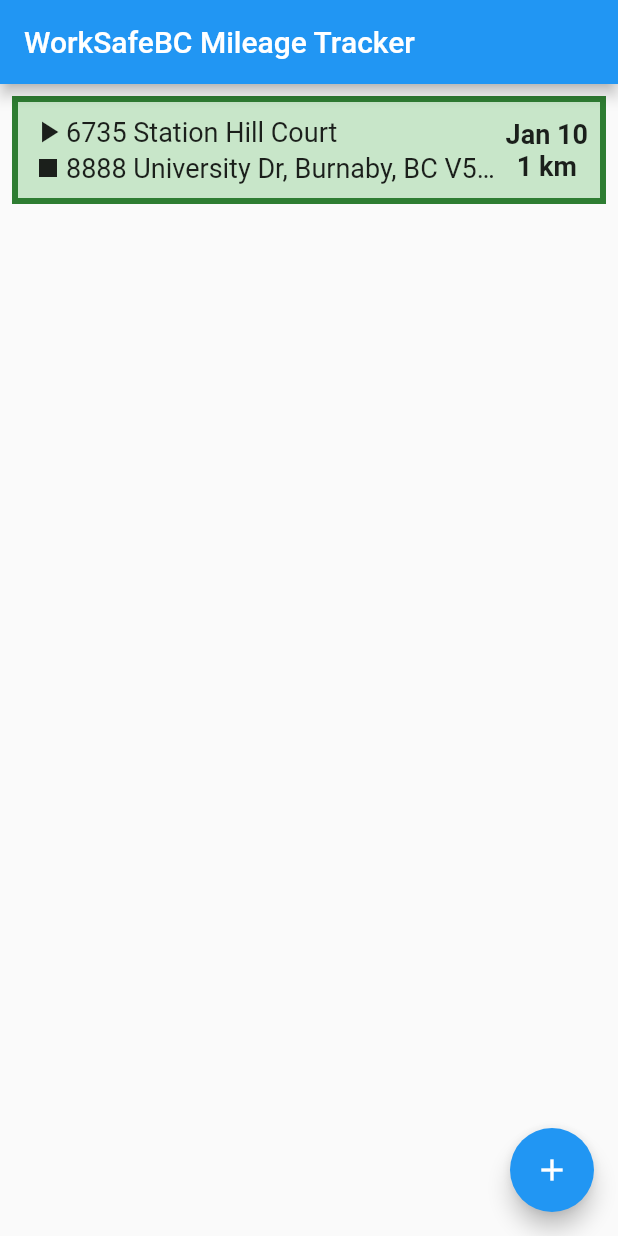
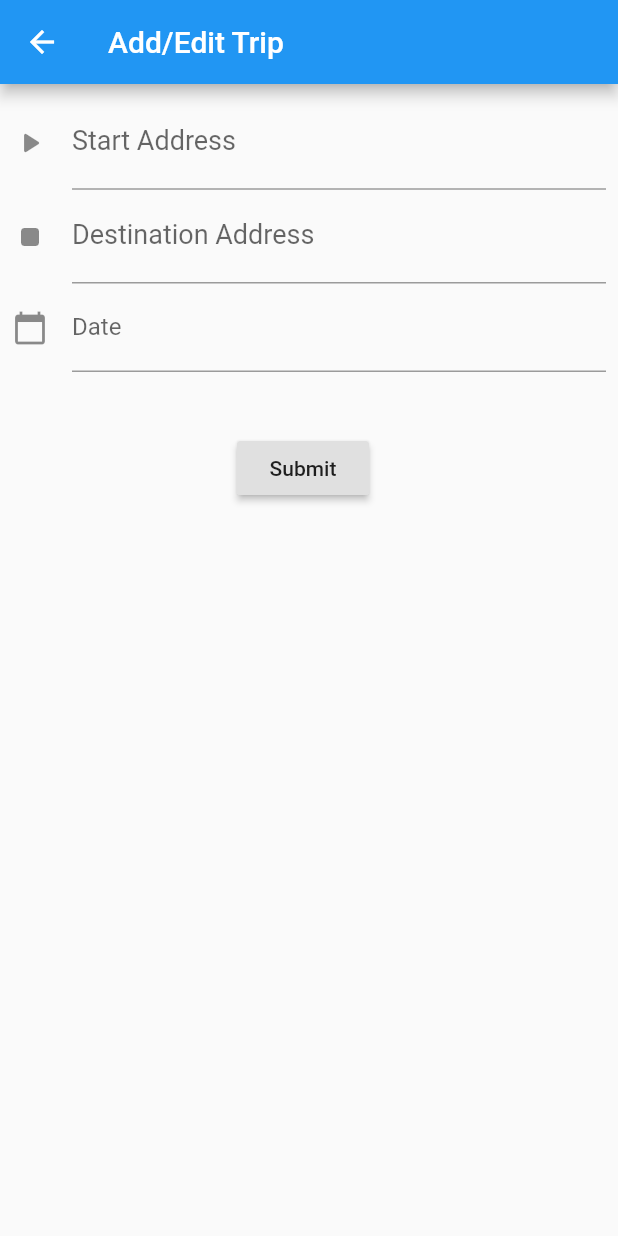
Before and after one commit to SheaJanke/Mileage-Tracker, a Flutter app: the screen it shows after launch, after a tap on the "add" icon, on a phone screen of 412 x 824 dp. Run offline on Flutter 3.47's test engine with Material 2 defaults, Android fonts, the light colour scheme and no system bars.

Commit message:
Working on the add/edit trip form.

```diff
--- /dev/null
+++ b/lib/Pages/edit_trip_page.dart
@@ -0,0 +1,91 @@
+import 'package:flutter/material.dart';
+import 'package:mileage_tracker/DataTypes/trip.dart';
+
+import '../styles.dart';
+
+class EditTripPage extends StatefulWidget {
+  final Trip? _trip;
+  const EditTripPage({Key? key, Trip? trip})
+      : _trip = trip,
+        super(key: key);
+
+  @override
+  State<EditTripPage> createState() => _EditTripPageState();
+}
+
+class _EditTripPageState extends State<EditTripPage> {
+  final _formKey = GlobalKey<FormState>();
+
+  @override
+  Widget build(BuildContext context) {
+    return Scaffold(
+      appBar: AppBar(
+        title: const Text('Add/Edit Trip'),
+      ),
+      body: Padding(
+        padding: const EdgeInsets.all(8),
+        child: Form(
+          key: _formKey,
+          child: Column(
+            crossAxisAlignment: CrossAxisAlignment.start,
+            children: <Widget>[
+              TextFormField(
+                decoration: InputDecoration(
+                  icon: const Icon(Icons.play_arrow_rounded),
+                  labelText: 'Start Address',
+                ),
+                style: Styles.normalStyle,
+                validator: (value) {
+                  if (value!.isEmpty) {
+                    return 'Please enter an address';
+                  }
+                  return null;
+                },
+              ),
+              TextFormField(
+                decoration: const InputDecoration(
+                  icon: Icon(Icons.stop_rounded),
+                  labelText: 'Destination Address',
+                ),
+                style: Styles.normalStyle,
+                validator: (value) {
+                  if (value!.isEmpty) {
+                    return 'Please enter an address';
+                  }
+                  return null;
+                },
+              ),
+              TextFormField(
+                decoration: const InputDecoration(
+                  icon: const Icon(Icons.calendar_today),
+                  hintText: 'Enter your date of birth',
+                  labelText: 'Date',
+                ),
+                validator: (value) {
+                  if (value!.isEmpty) {
+                    return 'Please enter valid date';
+                  }
+                  return null;
+                },
+              ),
+              Container(
+                  padding: const EdgeInsets.only(left: 150.0, top: 40.0),
+                  child: RaisedButton(
+                    child: const Text('Submit'),
+                    onPressed: () {
+                      showDatePicker(
+                          context: context,
+                          initialDate: DateTime.now(),
+                          firstDate: DateTime(2015, 8),
+                          lastDate: DateTime(2101));
+                      // It returns true if the form is valid, otherwise returns false
+                      if (_formKey.currentState!.validate()) {}
+                    },
+                  )),
+            ],
+          ),
+        ),
+      ),
+    );
+  }
+}
--- a/lib/Pages/trip_list_page.dart
+++ b/lib/Pages/trip_list_page.dart
@@ -2,6 +2,7 @@
 import 'package:mileage_tracker/DataTypes/trip.dart';
 import 'package:mileage_tracker/DataTypes/trip_list.dart';
 import 'package:mileage_tracker/DataTypes/trip_reasons.dart';
+import 'package:mileage_tracker/Pages/edit_trip_page.dart';
 import 'package:mileage_tracker/Widgets/trip_list_widget.dart';
 import 'package:mileage_tracker/storage_manager.dart';
 
@@ -38,11 +39,10 @@
             ),
       floatingActionButton: FloatingActionButton(
           onPressed: () {
-            _tripList!
-                .addNewTrip(Trip(DateTime.now(), 0, 1, '6735 Station Hill Court', '8888 University Dr, Burnaby, BC V5A 1S6', TripReason.buisness));
-            setState(() {
-              _tripList = _tripList;
-            });
+            Navigator.push(
+              context,
+              MaterialPageRoute(builder: (context) => const EditTripPage()),
+            );
           },
           child: const Icon(Icons.add)),
     );
--- a/lib/Widgets/trip_list_item.dart
+++ b/lib/Widgets/trip_list_item.dart
@@ -2,20 +2,14 @@
 import 'package:flutter/material.dart';
 import 'package:mileage_tracker/DataTypes/trip.dart';
 import 'package:intl/intl.dart';
+import 'package:mileage_tracker/Pages/edit_trip_page.dart';
+
+import '../styles.dart';
 
 class TripListItem extends StatelessWidget {
   final Trip _trip;
   String _date;
   int _distance;
-
-  final TextStyle boldStyle = const TextStyle(
-    fontSize: 18,
-    fontWeight: FontWeight.bold,
-  );
-
-  final TextStyle normalStyle = const TextStyle(
-    fontSize: 18,
-  );
 
   TripListItem(Trip trip)
       : _trip = trip,
@@ -34,7 +28,12 @@
         color: Colors.transparent,
         child: InkWell(
           splashColor: Colors.green.shade300,
-          onTap: () => print("pressed"),
+          onTap: () {
+            Navigator.push(
+              context,
+              MaterialPageRoute(builder: (context) => EditTripPage(trip: _trip)),
+            );
+          },
           child: Padding(
             padding: const EdgeInsets.all(8),
             child: Row(
@@ -45,11 +44,11 @@
                     children: [
                       Row(
                         children: [
-                          const Icon(Icons.play_arrow),
+                          const Icon(Icons.play_arrow_rounded),
                           Flexible(
                             child: Text(
                               _trip.getStartAddress(),
-                              style: normalStyle,
+                              style: Styles.normalStyle,
                               overflow: TextOverflow.ellipsis,
                             ),
                           ),
@@ -57,11 +56,11 @@
                       ),
                       Row(
                         children: [
-                          const Icon(Icons.stop),
+                          const Icon(Icons.stop_rounded),
                           Flexible(
                             child: Text(
                               _trip.getEndAddress(),
-                              style: normalStyle,
+                              style: Styles.normalStyle,
                               overflow: TextOverflow.ellipsis,
                             ),
                           ),
@@ -75,11 +74,11 @@
                   children: [
                     Text(
                       _date,
-                      style: boldStyle,
+                      style: Styles.boldStyle,
                     ),
                     Text(
                       "$_distance km",
-                      style: boldStyle,
+                      style: Styles.boldStyle,
                     ),
                   ],
                 ),
--- /dev/null
+++ b/lib/styles.dart
@@ -0,0 +1,13 @@
+
+import 'package:flutter/material.dart';
+
+class Styles {
+  static const TextStyle boldStyle = TextStyle(
+    fontSize: 18,
+    fontWeight: FontWeight.bold,
+  );
+
+  static const TextStyle normalStyle = TextStyle(
+    fontSize: 18,
+  );
+}
```
